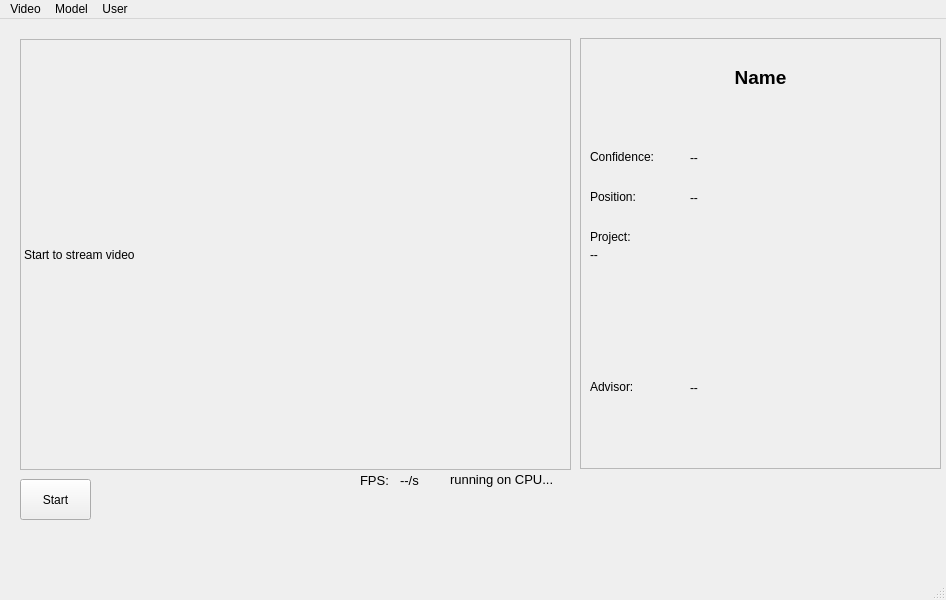
The window that main_GUI.ui (marcoruizrueda/app_face_recognition) describes before a commit, drawn with Qt 5.
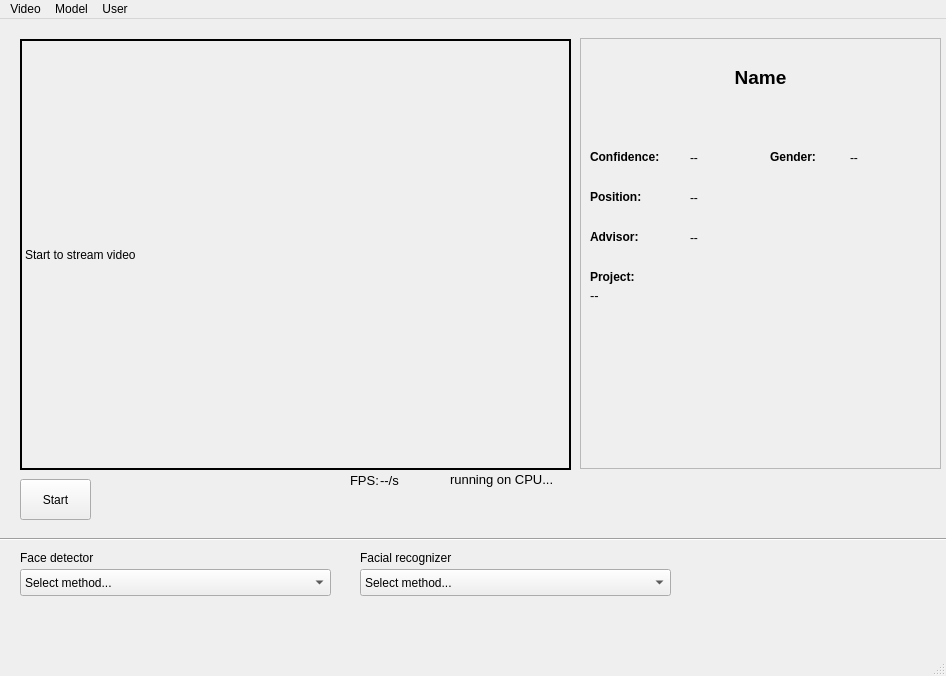
The same window after the commit.

What changed in the file:
```diff
--- a/main_GUI.ui
+++ b/main_GUI.ui
@@ -7,7 +7,7 @@
     <x>0</x>
     <y>0</y>
     <width>946</width>
-    <height>600</height>
+    <height>676</height>
    </rect>
   </property>
   <property name="windowTitle">
@@ -27,7 +27,7 @@
      <bool>true</bool>
     </property>
     <property name="frameShape">
-     <enum>QFrame::StyledPanel</enum>
+     <enum>QFrame::WinPanel</enum>
     </property>
     <property name="lineWidth">
      <number>3</number>
@@ -101,10 +101,16 @@
       <rect>
        <x>10</x>
        <y>150</y>
-       <width>81</width>
+       <width>91</width>
        <height>17</height>
       </rect>
      </property>
+     <property name="font">
+      <font>
+       <weight>75</weight>
+       <bold>true</bold>
+      </font>
+     </property>
      <property name="text">
       <string>Position:</string>
      </property>
@@ -113,11 +119,17 @@
      <property name="geometry">
       <rect>
        <x>10</x>
-       <y>190</y>
-       <width>68</width>
+       <y>230</y>
+       <width>81</width>
        <height>17</height>
       </rect>
      </property>
+     <property name="font">
+      <font>
+       <weight>75</weight>
+       <bold>true</bold>
+      </font>
+     </property>
      <property name="text">
       <string>Project:</string>
      </property>
@@ -139,21 +151,24 @@
      <property name="geometry">
       <rect>
        <x>10</x>
-       <y>210</y>
+       <y>250</y>
        <width>331</width>
-       <height>121</height>
+       <height>161</height>
       </rect>
      </property>
      <property name="font">
       <font>
-       <pointsize>9</pointsize>
+       <pointsize>10</pointsize>
+       <weight>50</weight>
+       <italic>false</italic>
+       <bold>false</bold>
       </font>
      </property>
      <property name="text">
       <string>&lt;html&gt;&lt;head/&gt;&lt;body&gt;&lt;p&gt;--&lt;/p&gt;&lt;/body&gt;&lt;/html&gt;</string>
      </property>
      <property name="alignment">
-      <set>Qt::AlignLeading|Qt::AlignLeft|Qt::AlignTop</set>
+      <set>Qt::AlignJustify|Qt::AlignTop</set>
      </property>
     </widget>
     <widget class="QLabel" name="label_confidence">
@@ -161,7 +176,7 @@
       <rect>
        <x>110</x>
        <y>110</y>
-       <width>231</width>
+       <width>71</width>
        <height>20</height>
       </rect>
      </property>
@@ -178,6 +193,12 @@
        <height>17</height>
       </rect>
      </property>
+     <property name="font">
+      <font>
+       <weight>75</weight>
+       <bold>true</bold>
+      </font>
+     </property>
      <property name="text">
       <string>Confidence:</string>
      </property>
@@ -186,7 +207,7 @@
      <property name="geometry">
       <rect>
        <x>110</x>
-       <y>340</y>
+       <y>190</y>
        <width>231</width>
        <height>20</height>
       </rect>
@@ -199,20 +220,58 @@
      <property name="geometry">
       <rect>
        <x>10</x>
-       <y>340</y>
-       <width>81</width>
+       <y>190</y>
+       <width>91</width>
        <height>17</height>
       </rect>
      </property>
+     <property name="font">
+      <font>
+       <weight>75</weight>
+       <bold>true</bold>
+      </font>
+     </property>
      <property name="text">
       <string>Advisor:</string>
      </property>
     </widget>
+    <widget class="QLabel" name="label_11">
+     <property name="geometry">
+      <rect>
+       <x>190</x>
+       <y>110</y>
+       <width>71</width>
+       <height>17</height>
+      </rect>
+     </property>
+     <property name="font">
+      <font>
+       <weight>75</weight>
+       <bold>true</bold>
+      </font>
+     </property>
+     <property name="text">
+      <string>Gender:</string>
+     </property>
+    </widget>
+    <widget class="QLabel" name="label_gender">
+     <property name="geometry">
+      <rect>
+       <x>270</x>
+       <y>110</y>
+       <width>61</width>
+       <height>20</height>
+      </rect>
+     </property>
+     <property name="text">
+      <string>&lt;html&gt;&lt;head/&gt;&lt;body&gt;&lt;p&gt;--&lt;/p&gt;&lt;/body&gt;&lt;/html&gt;</string>
+     </property>
+    </widget>
    </widget>
    <widget class="QLabel" name="label_6">
     <property name="geometry">
      <rect>
-      <x>360</x>
+      <x>350</x>
       <y>451</y>
       <width>31</width>
       <height>20</height>
@@ -257,9 +316,9 @@
    <widget class="QLabel" name="label_7">
     <property name="geometry">
      <rect>
-      <x>400</x>
+      <x>380</x>
       <y>451</y>
-      <width>41</width>
+      <width>51</width>
       <height>20</height>
      </rect>
     </property>
@@ -275,13 +334,105 @@
      <string>--/s</string>
     </property>
    </widget>
-   <zorder>label_img</zorder>
-   <zorder>pushButton</zorder>
-   <zorder>frame_user</zorder>
-   <zorder>label_6</zorder>
-   <zorder>label_7</zorder>
-   <zorder>label_8</zorder>
-   <zorder>label_7</zorder>
+   <widget class="QComboBox" name="cbFaceDetector">
+    <property name="geometry">
+     <rect>
+      <x>20</x>
+      <y>550</y>
+      <width>311</width>
+      <height>27</height>
+     </rect>
+    </property>
+    <item>
+     <property name="text">
+      <string>Select method...</string>
+     </property>
+    </item>
+    <item>
+     <property name="text">
+      <string>Cvlib</string>
+     </property>
+    </item>
+    <item>
+     <property name="text">
+      <string>FaceBoxes</string>
+     </property>
+    </item>
+    <item>
+     <property name="text">
+      <string>DSFD_VGG</string>
+     </property>
+    </item>
+    <item>
+     <property name="text">
+      <string>OpenFace dlib</string>
+     </property>
+    </item>
+    <item>
+     <property name="text">
+      <string>OpenFace dlib (one face)</string>
+     </property>
+    </item>
+   </widget>
+   <widget class="QLabel" name="label">
+    <property name="geometry">
+     <rect>
+      <x>20</x>
+      <y>530</y>
+      <width>111</width>
+      <height>17</height>
+     </rect>
+    </property>
+    <property name="text">
+     <string>Face detector</string>
+    </property>
+   </widget>
+   <widget class="Line" name="line">
+    <property name="geometry">
+     <rect>
+      <x>-3</x>
+      <y>510</y>
+      <width>951</width>
+      <height>20</height>
+     </rect>
+    </property>
+    <property name="orientation">
+     <enum>Qt::Horizontal</enum>
+    </property>
+   </widget>
+   <widget class="QComboBox" name="cbFaceRecognizer">
+    <property name="geometry">
+     <rect>
+      <x>360</x>
+      <y>550</y>
+      <width>311</width>
+      <height>27</height>
+     </rect>
+    </property>
+    <item>
+     <property name="text">
+      <string>Select method...</string>
+     </property>
+    </item>
+    <item>
+     <property name="text">
+      <string>OpenFace (SVM Linear)</string>
+     </property>
+    </item>
+   </widget>
+   <widget class="QLabel" name="label_4">
+    <property name="geometry">
+     <rect>
+      <x>360</x>
+      <y>530</y>
+      <width>111</width>
+      <height>17</height>
+     </rect>
+    </property>
+    <property name="text">
+     <string>Facial recognizer</string>
+    </property>
+   </widget>
   </widget>
   <widget class="QStatusBar" name="statusbar"/>
   <widget class="QMenuBar" name="menubar">
```
Left out of the diff: 20 changed lines with no effect on the pictures.
